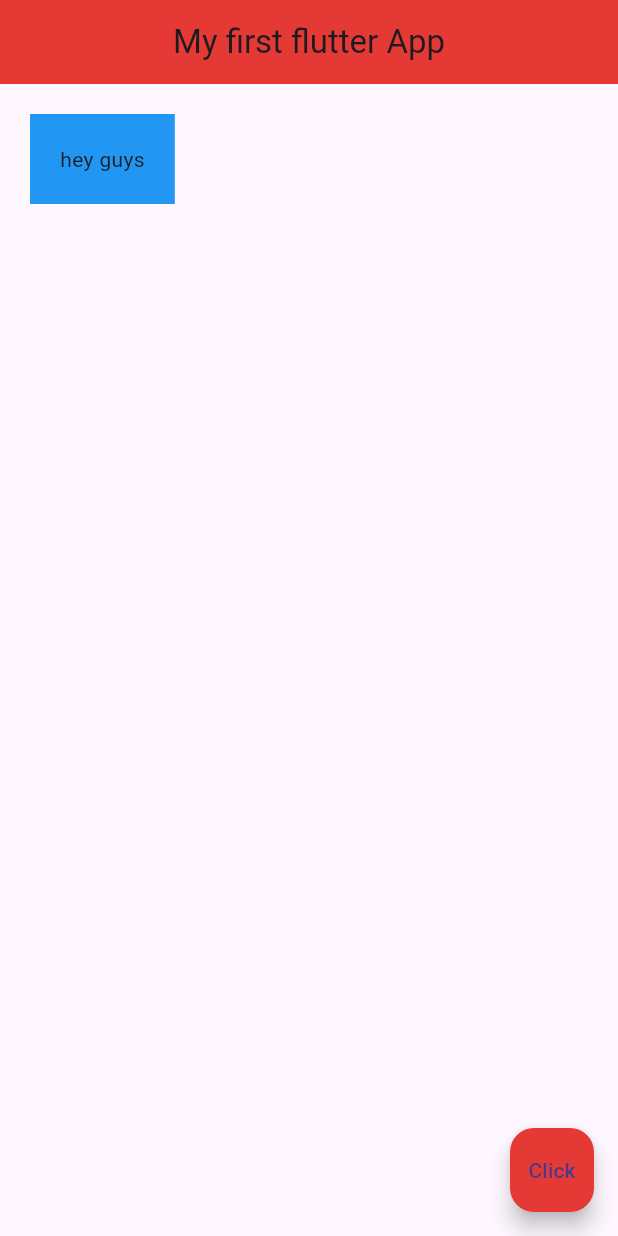
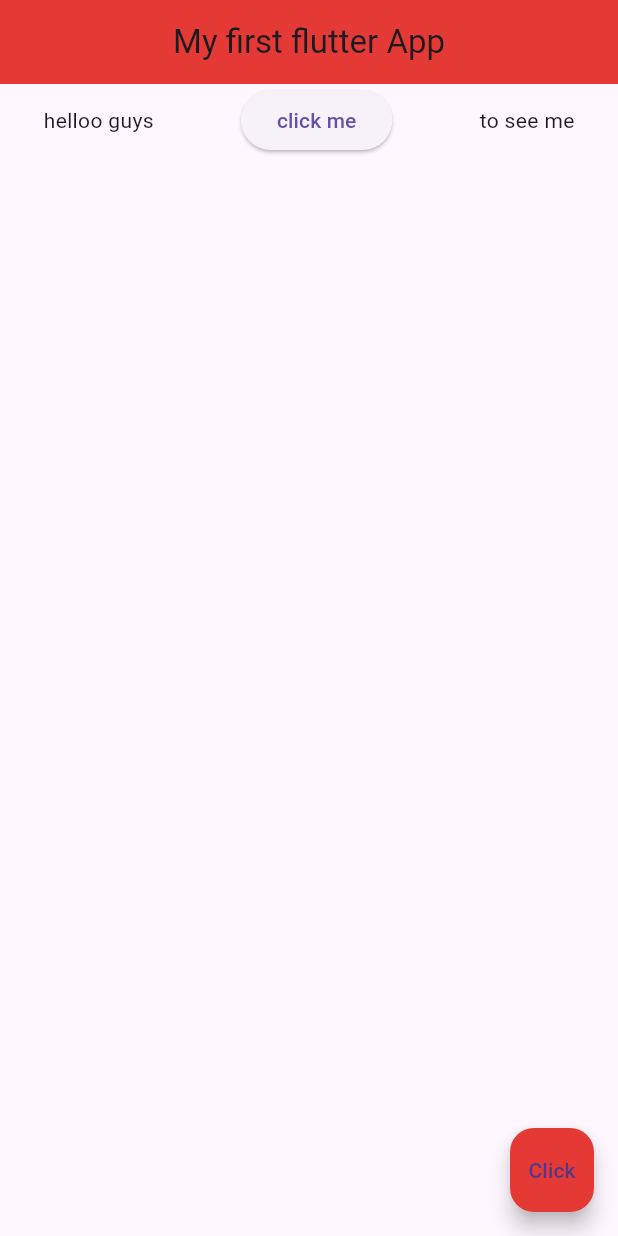
Before and after one commit to KATAMII/FlutterApp, a Flutter app: the screen it shows after launch, on a phone screen of 412 x 824 dp. Run offline on Flutter 3.47's test engine with Material 3 defaults, Android fonts, the phone set to English and light mode, and no system bars.

Commit message:
practice use of rows

```diff
--- a/lib/main.dart
+++ b/lib/main.dart
@@ -15,12 +15,16 @@ class Home extends StatelessWidget {
         centerTitle: true,
         backgroundColor: Colors.red[600],
       ),
-      body: Container(
-        padding: EdgeInsets.all(20.0),
-        margin: EdgeInsets.all(20.0),
-        color: Colors.blue,
-        child: Text('hey guys'),
-
+      body:Row(
+        mainAxisAlignment:MainAxisAlignment.spaceAround,
+        crossAxisAlignment: CrossAxisAlignment.center,
+        children: [
+          Text('helloo guys'),
+          ElevatedButton(
+              onPressed: (){},
+              child: Text('click me')),
+          Text('to see me'),
+        ],
       ),
       floatingActionButton: FloatingActionButton(
         onPressed: null, // Button will be disabled
```
